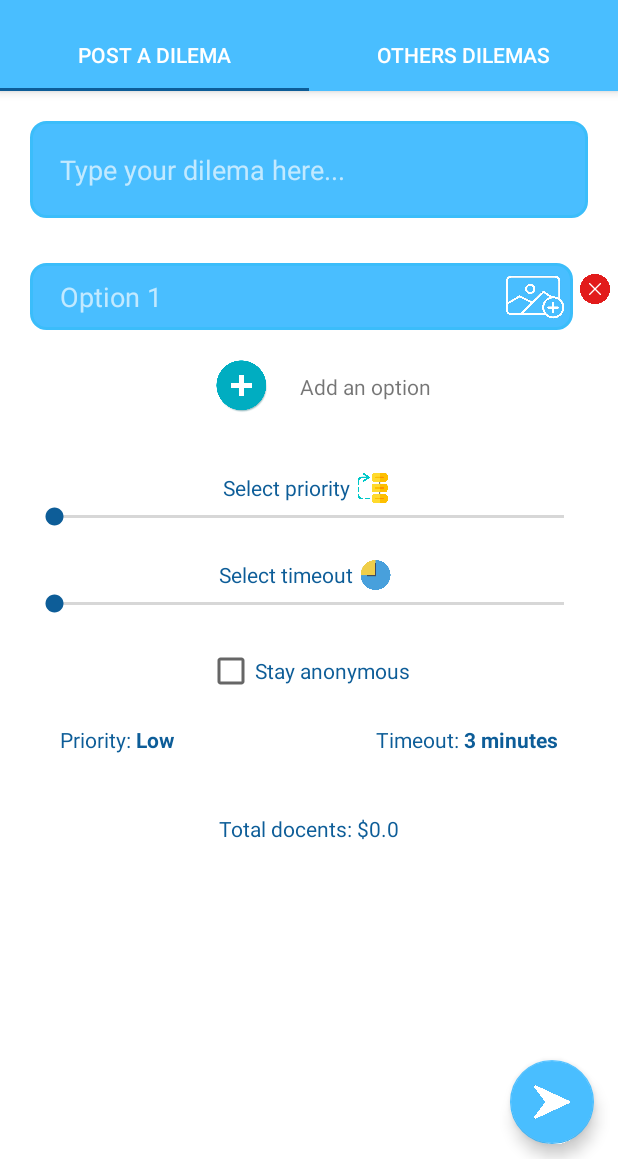
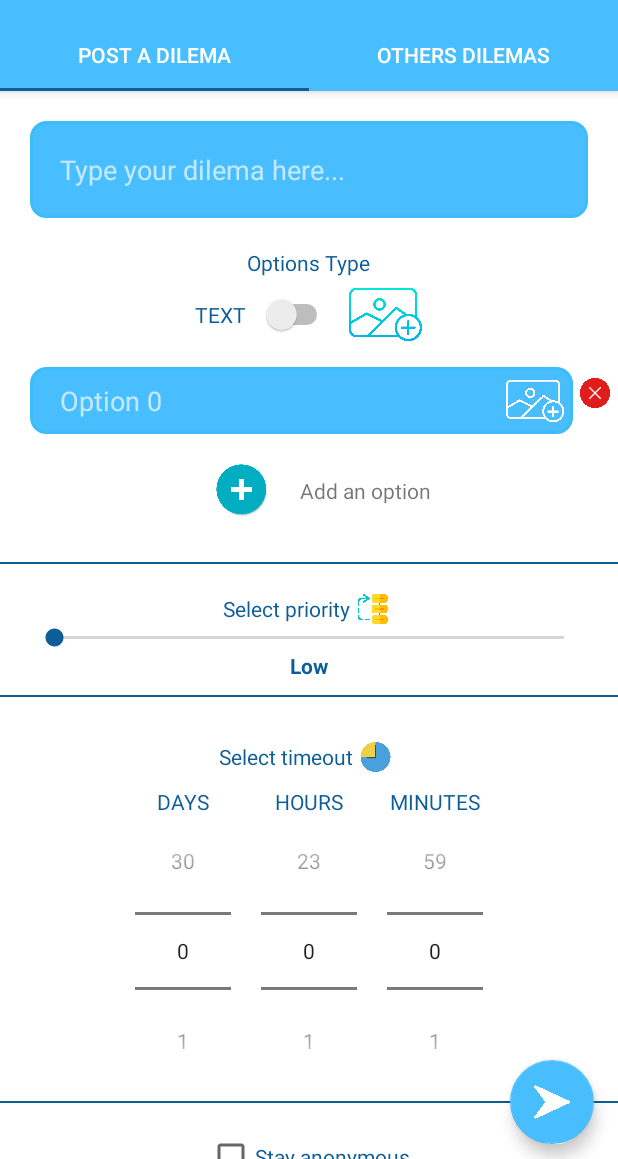
Before and after one commit to donat-imeri/dright, an Android app: the screen it shows after launch once a user with an empty profile is signed in (DecisionsAcitivity), after a tap on "Add an option", on a phone screen of 412 x 824 dp, the part 77-1236 px from its top. Run offline under Robolectric (Android 15) with nearby library versions, the phone set to English and light mode, and no system bars; our stand-ins replace Firebase (no records; nobody signed in at launch, a user with empty details on screens opened directly), data binding; 1 statement that could not run was skipped; 2 other taps on this screen came first.

Commit message:
Firebase Storage added, DecisionsTab changed, gradle changed

```diff
--- a/app/src/main/java/com/dright/MyDecisionsTab.java
+++ b/app/src/main/java/com/dright/MyDecisionsTab.java
@@ -18,10 +18,13 @@ import android.widget.CheckBox;
 import android.widget.EditText;
 import android.widget.ImageView;
 import android.widget.LinearLayout;
+import android.widget.NumberPicker;
 import android.widget.SeekBar;
+import android.widget.Switch;
 import android.widget.TextView;
 import android.widget.Toast;
 
+import com.google.android.gms.tasks.OnSuccessListener;
 import com.google.firebase.FirebaseApp;
 import com.google.firebase.auth.FirebaseAuth;
 import com.google.firebase.database.DataSnapshot;
@@ -29,6 +32,9 @@ import com.google.firebase.database.DatabaseError;
 import com.google.firebase.database.DatabaseReference;
 import com.google.firebase.database.FirebaseDatabase;
 import com.google.firebase.database.ValueEventListener;
+import com.google.firebase.storage.FirebaseStorage;
+import com.google.firebase.storage.StorageReference;
+import com.google.firebase.storage.UploadTask;
 
 import java.util.ArrayList;
 import java.util.List;
@@ -40,14 +46,18 @@ public class MyDecisionsTab extends Fragment {
     private CheckBox chbAnonymous;
     private LinearLayout addOption, optionsLayout;
     private EditText dilemaDescription;
-    private SeekBar sbPriority, sbTimeout;
+    private SeekBar sbPriority;
+    private Switch isImageOption;
     private TextView lblDocents, txtPriority, txtTimeout, lblError;
+    private NumberPicker pckMinutes, pckHours, pckDays;
     private int optionCounter;
     public Uri imageUri;
     private View currentView;
     private Docent userDocents;
     private FirebaseDatabase fb;
     private FirebaseAuth auth;
+    private FirebaseStorage fbStorage;
+    private StorageReference imageRef;
 
     @Nullable
     @Override
@@ -69,22 +79,27 @@ public class MyDecisionsTab extends Fragment {
         optionsLayout=(LinearLayout) activity.findViewById(R.id.options_layout);
         dilemaDescription=(EditText) activity.findViewById(R.id.txt_dilema_description);
         sbPriority=(SeekBar) activity.findViewById(R.id.sb_priority);
-        sbTimeout=(SeekBar) activity.findViewById(R.id.sb_timeout);
+        isImageOption=(Switch)activity.findViewById(R.id.switch_is_image);
         lblDocents=(TextView) activity.findViewById(R.id.lbl_total_docent);
         txtPriority=(TextView) activity.findViewById(R.id.lbl_priority_value);
-        txtTimeout=(TextView) activity.findViewById(R.id.lbl_timout_type);
         lblError=(TextView) activity.findViewById(R.id.lbl_dilema_error);
+        pckMinutes=(NumberPicker)activity.findViewById(R.id.pick_minutes);
+        pckMinutes.setMinValue(0); pckMinutes.setMaxValue(59);
+        pckHours=(NumberPicker)activity.findViewById(R.id.pick_hours);
+        pckHours.setMinValue(0); pckHours.setMaxValue(23);
+        pckDays=(NumberPicker)activity.findViewById(R.id.pick_days);
+        pckDays.setMinValue(0); pckDays.setMaxValue(30);
         btnSubmit = (FloatingActionButton) activity.findViewById(R.id.btn_submit);
+        userDocents=null;
         fb=FirebaseDatabase.getInstance();
         auth=FirebaseAuth.getInstance();
-        userDocents=null;
+        fbStorage=FirebaseStorage.getInstance();
+        imageRef=fbStorage.getReference("dilema_photos");
 
-        addOption(optionsLayout, "Option "+optionCounter, imageUri);
-
+       // addOption(optionsLayout, "Option "+optionCounter, imageUri);
 
         //Get users docents
         final DatabaseReference userDocentsReference=fb.getReference("Users/"+auth.getUid()+"/docents");
-        Log.d("userId","aaaa"+auth.getUid());
         userDocentsReference.addValueEventListener(new ValueEventListener() {
             @Override
             public void onDataChange(@NonNull DataSnapshot dataSnapshot) {
@@ -126,28 +141,14 @@ public class MyDecisionsTab extends Fragment {
 
             }
         });
-        sbTimeout.setOnSeekBarChangeListener(new SeekBar.OnSeekBarChangeListener() {
-            @Override
-            public void onProgressChanged(SeekBar seekBar, int progress, boolean fromUser) {
-                txtTimeout.setText(timeoutText(progress));
-            }
 
-            @Override
-            public void onStartTrackingTouch(SeekBar seekBar) {
-
-            }
-
-            @Override
-            public void onStopTrackingTouch(SeekBar seekBar) {
-
-            }
-        });
         addOption.setOnClickListener(new View.OnClickListener() {
             @Override
             public void onClick(View v) {
                 addOption(optionsLayout,"Option "+optionCounter, imageUri);
             }
         });
+
         btnSubmit.setOnClickListener(new View.OnClickListener() {
             @Override
             public void onClick(View v) {
@@ -160,8 +161,8 @@ public class MyDecisionsTab extends Fragment {
                 }
 
                 Dilema newDilema=new Dilema(String.valueOf(dilemaDescription.getText()), listOptions(optionsLayout),
-                        null, auth.getUid(), sbPriority.getProgress(), sbTimeout.getProgress(),
-                        checkAnonimity(), listOptionResults);
+                        null, auth.getUid(), sbPriority.getProgress(), calculateTimeout(),
+                        checkAnonimity(), listOptionResults, checkTextImage());
 
                 DatabaseReference table=fb.getReference("Dilema");
                 DatabaseReference newRow=table.push();
@@ -182,6 +183,14 @@ public class MyDecisionsTab extends Fragment {
             r.onClick(null);
             Uri imageData=data.getData();
             imageUri=imageData;
+            StorageReference newImage=imageRef.child(imageData.getLastPathSegment());
+            newImage.putFile(imageUri).addOnSuccessListener(this.getActivity(), new OnSuccessListener<UploadTask.TaskSnapshot>() {
+                @Override
+                public void onSuccess(UploadTask.TaskSnapshot taskSnapshot) {
+                    Uri newImageStored=taskSnapshot.getUploadSessionUri();
+                    Log.d("newImage","aaa"+newImageStored.toString());
+                }
+            });
             addOption(optionsLayout,"Option "+currentIndex, imageUri);
             imageUri=null;
         }
@@ -200,17 +209,20 @@ public class MyDecisionsTab extends Fragment {
             default: return "None";
         }
     }
-    private String timeoutText(int progress){
-        switch (progress){
-            case 0: return "3 minutes";
-            case 1: return "10 minutes";
-            case 2: return "1 hour";
-            case 3: return "6 hours";
-            case 4: return "1 day";
-            case 5: return "1 week";
-            case 6: return "1 month";
-            default: return "None";
+    private long calculateTimeout(){
+        int days=pckDays.getValue();
+        int hours=pckHours.getValue();
+        int minutes=pckMinutes.getValue();
+
+        int totalTimeInMinutes=((hours*60)*days)+(hours*60)+minutes;
+        return totalTimeInMinutes;
+    }
+    private boolean checkTextImage(){
+        if (isImageOption.getTextOff().equals("OFF")){
+            return false;
         }
+        else
+            return true;
     }
     private boolean checkAnonimity(){
        return chbAnonymous.isChecked();
--- a/app/src/main/res/layout/my_decision_tab.xml
+++ b/app/src/main/res/layout/my_decision_tab.xml
@@ -27,6 +27,37 @@
                 android:layout_margin="20dp"
                 android:padding="20dp"/>
 
+            <TextView
+                android:layout_width="wrap_content"
+                android:layout_height="wrap_content"
+                android:text="Options Type"
+                android:textColor="@color/colorPrimaryDark"/>
+            <LinearLayout
+                android:layout_width="wrap_content"
+                android:layout_height="wrap_content"
+                android:orientation="horizontal"
+                android:gravity="center">
+
+                <TextView
+                    android:layout_width="wrap_content"
+                    android:layout_height="wrap_content"
+                    android:text="TEXT"
+                    android:layout_marginRight="10sp"
+                    android:textColor="@color/colorPrimaryDark"/>
+
+                <Switch
+                    android:id="@+id/switch_is_image"
+                    android:layout_width="wrap_content"
+                    android:layout_height="wrap_content" />
+
+                <ImageView
+                    android:layout_width="50sp"
+                    android:layout_height="50sp"
+                    android:layout_marginLeft="10sp"
+                    android:src="@drawable/add_image"/>
+            </LinearLayout>
+
+
             <LinearLayout
                 android:id="@+id/options_layout"
                 android:layout_width="match_parent"
@@ -54,6 +85,13 @@
 
             </LinearLayout>
 
+
+            <View
+                android:id="@+id/divider"
+                android:layout_width="match_parent"
+                android:layout_height="1dp"
+                android:background="@color/colorPrimaryDark"
+                android:layout_marginTop="10sp"/>
 
             <LinearLayout
                 android:layout_width="wrap_content"
@@ -85,11 +123,27 @@
                 />
 
 
+            <TextView
+                android:id="@+id/lbl_priority_value"
+                android:layout_width="wrap_content"
+                android:layout_height="wrap_content"
+                android:text="Low"
+                android:textStyle="bold"
+                android:textColor="@color/colorPrimaryDark"/>
+
+            <View
+                android:id="@+id/divider_2"
+                android:layout_width="match_parent"
+                android:layout_height="1dp"
+                android:background="@color/colorPrimaryDark"
+                android:layout_marginTop="10sp"/>
+
             <LinearLayout
                 android:layout_width="wrap_content"
                 android:layout_height="wrap_content"
                 android:orientation="horizontal"
-                android:layout_marginTop="20dp"
+                android:layout_marginTop="30dp"
+                android:layout_marginBottom="10sp"
                 android:gravity="center">
 
                 <TextView
@@ -105,14 +159,85 @@
 
             </LinearLayout>
 
-            <SeekBar
-                android:id="@+id/sb_timeout"
+            <LinearLayout
+                android:layout_width="wrap_content"
+                android:layout_height="wrap_content"
+                android:orientation="horizontal">
+
+                <LinearLayout
+                    android:layout_width="wrap_content"
+                    android:layout_height="wrap_content"
+                    android:orientation="vertical"
+                    android:layout_marginRight="10sp"
+                    android:layout_marginLeft="10sp">
+
+                    <TextView
+                        android:layout_width="wrap_content"
+                        android:layout_height="wrap_content"
+                        android:text="DAYS"
+                        android:layout_gravity="center"
+                        android:textColor="@color/colorPrimaryDark"/>
+
+                    <NumberPicker
+                        android:id="@+id/pick_days"
+                        android:layout_width="wrap_content"
+                        android:layout_height="wrap_content"
+                        android:backgroundTint="@color/colorPrimary">
+                    </NumberPicker>
+                </LinearLayout>
+
+                <LinearLayout
+                    android:layout_width="wrap_content"
+                    android:layout_height="wrap_content"
+                    android:orientation="vertical"
+                    android:layout_marginRight="10sp"
+                    android:layout_marginLeft="10sp">
+
+                    <TextView
+                        android:layout_width="wrap_content"
+                        android:layout_height="wrap_content"
+                        android:text="HOURS"
+                        android:layout_gravity="center"
+                        android:textColor="@color/colorPrimaryDark"/>
+
+                    <NumberPicker
+                        android:id="@+id/pick_hours"
+                        android:layout_width="wrap_content"
+                        android:layout_height="wrap_content"
+                        android:backgroundTint="@color/colorPrimary">
+                    </NumberPicker>
+                </LinearLayout>
+
+                <LinearLayout
+                    android:layout_width="wrap_content"
+                    android:layout_height="wrap_content"
+                    android:orientation="vertical"
+                    android:layout_marginRight="10sp"
+                    android:layout_marginLeft="10sp">
+
+                    <TextView
+                        android:layout_width="wrap_content"
+                        android:layout_height="wrap_content"
+                        android:text="MINUTES"
+                        android:layout_gravity="center"
+                        android:textColor="@color/colorPrimaryDark"/>
+
+                    <NumberPicker
+                        android:id="@+id/pick_minutes"
+                        android:layout_width="wrap_content"
+                        android:layout_height="wrap_content"
+                        android:backgroundTint="@color/colorPrimary">
+                    </NumberPicker>
+                </LinearLayout>
+
+            </LinearLayout>
+
+            <View
+                android:id="@+id/divider_3"
                 android:layout_width="match_parent"
-                android:layout_height="wrap_content"
-                android:min="0"
-                android:max="6"
-                android:layout_marginLeft="20dp"
-                android:layout_marginRight="20dp"/>
+                android:layout_height="1dp"
+                android:background="@color/colorPrimaryDark"
+                android:layout_marginTop="10sp"/>
 
             <CheckBox
                 android:id="@+id/chb_stay_anonymous"
@@ -122,69 +247,7 @@
                 android:layout_marginTop="20dp"
                 android:textColor="@color/colorPrimaryDark"/>
 
-            <android.support.constraint.ConstraintLayout
-                android:layout_width="match_parent"
-                android:layout_height="wrap_content"
-                xmlns:app="http://schemas.android.com/apk/res-auto"
-                android:padding="20sp">
 
-                <TextView
-                    android:layout_marginLeft="20sp"
-                    android:id="@+id/lbl_priority_text"
-                    android:layout_width="wrap_content"
-                    android:layout_height="wrap_content"
-                    app:layout_constraintTop_toTopOf="parent"
-                    app:layout_constraintBottom_toBottomOf="parent"
-                    app:layout_constraintLeft_toLeftOf="parent"
-                    android:text="Priority: "
-                    android:textColor="@color/colorPrimaryDark"/>
-
-                <TextView
-                    android:id="@+id/lbl_priority_value"
-                    android:layout_width="wrap_content"
-                    android:layout_height="wrap_content"
-                    app:layout_constraintTop_toTopOf="parent"
-                    app:layout_constraintBottom_toBottomOf="parent"
-                    app:layout_constraintLeft_toRightOf="@id/lbl_priority_text"
-                    android:text="Low"
-                    android:textStyle="bold"
-                    android:textColor="@color/colorPrimaryDark"/>
-
-                <TextView
-                    android:layout_width="wrap_content"
-                    android:layout_height="wrap_content"
-                    app:layout_constraintTop_toTopOf="parent"
-                    app:layout_constraintBottom_toBottomOf="parent"
-                    app:layout_constraintRight_toLeftOf="@+id/lbl_timout_type"
-                    android:text="Timeout: "
-                    android:textColor="@color/colorPrimaryDark"/>
-
-                <!--
-                <EditText
-                    android:id="@+id/txt_timeout"
-                    android:layout_width="wrap_content"
-                    android:layout_height="wrap_content"
-                    app:layout_constraintTop_toTopOf="parent"
-                    app:layout_constraintBottom_toBottomOf="parent"
-                    app:layout_constraintRight_toLeftOf="@id/lbl_timout_type"
-                    android:textStyle="bold"
-                    android:textSize="14dp"
-                    />
-                -->
-                <TextView
-                    android:id="@+id/lbl_timout_type"
-                    android:layout_width="wrap_content"
-                    android:layout_height="wrap_content"
-                    app:layout_constraintTop_toTopOf="parent"
-                    app:layout_constraintBottom_toBottomOf="parent"
-                    app:layout_constraintRight_toRightOf="parent"
-                    android:text="3 minutes"
-                    android:textStyle="bold"
-                    android:layout_marginRight="20sp"
-                    android:textColor="@color/colorPrimaryDark"
-                    />
-
-            </android.support.constraint.ConstraintLayout>
 
             <TextView
                 android:id="@+id/lbl_total_docent"
--- a/build.gradle
+++ b/build.gradle
@@ -5,10 +5,11 @@ buildscript {
     repositories {
         google()
         jcenter()
+        mavenCentral()
     }
     dependencies {
         classpath 'com.android.tools.build:gradle:3.2.1'
-        classpath 'com.google.gms:google-services:4.0.1'
+        classpath 'com.google.gms:google-services:4.2.0'
         classpath 'com.google.firebase:perf-plugin:1.2.0'  // Performance Monitoring plugin
 
 
```
Also changed, not shown: app/build.gradle (+5 -3 lines), app/src/main/res/drawable/send_message.png (added).
